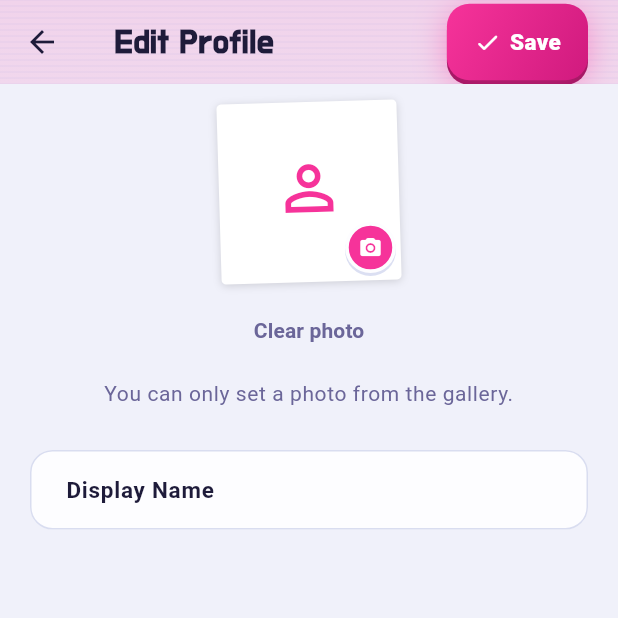
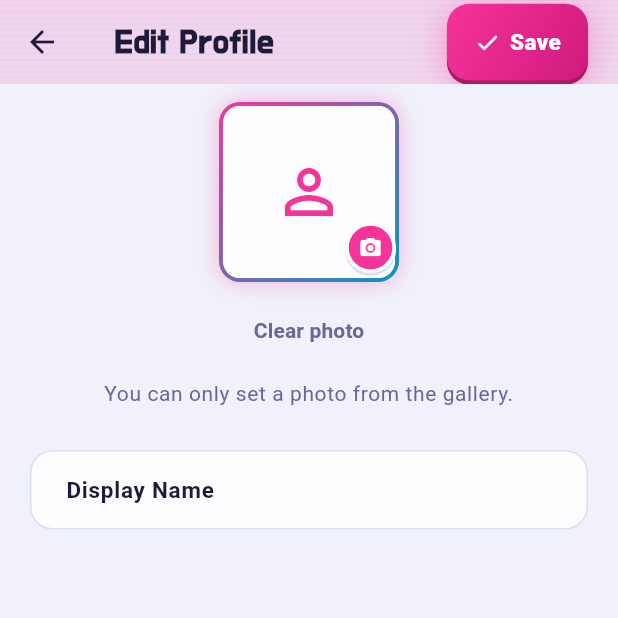
Before and after one commit to CobyApp/Tomotomo, a Flutter app: the ProfileEditScreen screen opened directly, on a phone screen of 412 x 824 dp, the top half of it. Run offline on Flutter 3.47's test engine with Material 3 defaults, Android fonts, the phone set to English and light mode, and no system bars; our stand-ins replace flutter_dotenv, flutter_local_notifications, google_mobile_ads, hive_ce, hive_ce_flutter, image_cropper and 2 more; missing offline and left inert: background_downloader, flutter_gemma, flutter_gemma_litertlm, home_widget; accounts and stored records are empty; Roboto replaces fonts that are missing (Pretendard).

Commit message:
feat(design): cyber dialogs/sheets (better UX) + neon avatar ring
- Bottom sheet: neon grab handle + explicit close button, 90% height cap,
  scrim/drag dismiss, cyan-edged glass panel — much easier to close.
- Confirm dialog: neon gradient primary button + glow, cyan-edged glass card.
- PolaroidAvatar: replaced the paper frame with a neon gradient ring + glow.

Co-Authored-By: Claude Opus 4.8 <noreply@anthropic.com>

```diff
--- a/lib/core/ui/paper/paper_widgets.dart
+++ b/lib/core/ui/paper/paper_widgets.dart
@@ -287,28 +287,30 @@ class PolaroidAvatar extends StatelessWidget {
   });
   final Widget child;
   final double size;
-  final double rotate;
+  final double rotate; // retained for API compatibility; no longer rotated.
   @override
   Widget build(BuildContext context) {
-    return Transform.rotate(
-      angle: rotate,
-      child: Container(
+    final p = context.paper;
+    return Container(
       width: size,
       height: size,
-        padding: const EdgeInsets.fromLTRB(3, 3, 3, 8),
+      padding: const EdgeInsets.all(2.5),
       decoration: BoxDecoration(
-          color: Colors.white,
-          borderRadius: BorderRadius.circular(PaperRadii.polaroid),
-          boxShadow: const [
-            BoxShadow(
-              color: Color(0x26000000),
-              blurRadius: 4,
-              offset: Offset(0, 1),
+        // Neon gradient ring + glow.
+        gradient: LinearGradient(
+          begin: Alignment.topLeft,
+          end: Alignment.bottomRight,
+          colors: [p.coral, p.stampBlue],
         ),
+        borderRadius: BorderRadius.circular(14),
+        boxShadow: [
+          BoxShadow(color: p.coral.withValues(alpha: 0.35), blurRadius: 12),
         ],
       ),
       child: ClipRRect(
-          borderRadius: BorderRadius.circular(1),
+        borderRadius: BorderRadius.circular(11.5),
+        child: Container(
+          color: p.card,
           child: Center(child: child),
         ),
       ),
```
Also changed, not shown: lib/core/ui/paper/paper_bottom_sheet.dart (+45 -10 lines), lib/core/ui/paper/paper_dialog.dart (+9 -2 lines). Lines whose indentation alone changed are shown as unchanged.
